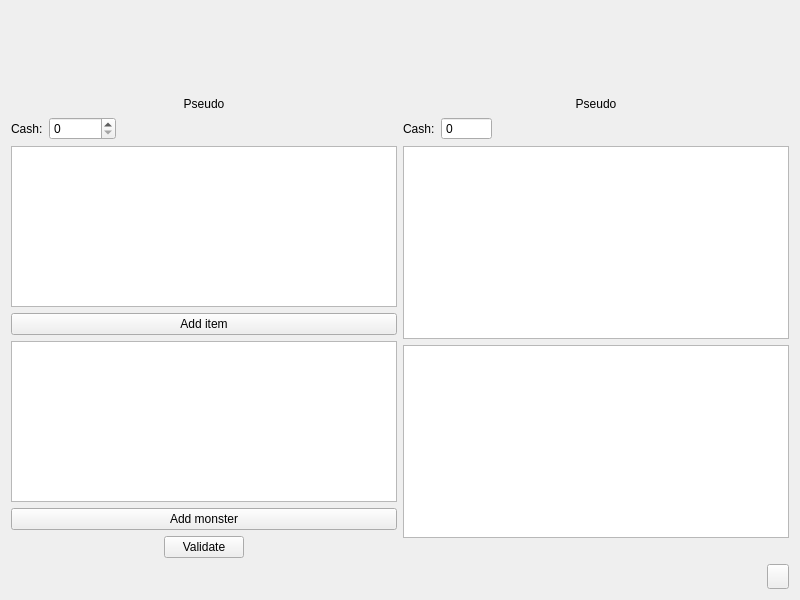
The window that client/base/interface/BaseWindow.ui (alphaonex86/CatchChallenger) describes before a commit, drawn with Qt 5.
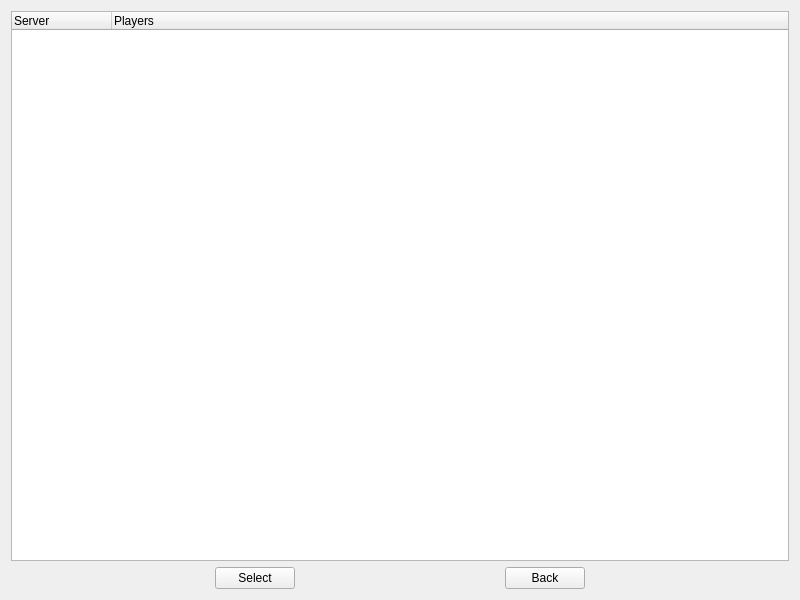
The same window after the commit. Icons and pictures are not drawn.

Commit message: [Change] Do the server selection on client

Diff of the .ui file:
```diff
--- a/client/base/interface/BaseWindow.ui
+++ b/client/base/interface/BaseWindow.ui
@@ -53,7 +53,7 @@
         <string notr="true"/>
        </property>
        <property name="currentIndex">
-        <number>11</number>
+        <number>1</number>
        </property>
        <widget class="QWidget" name="page_init">
         <property name="styleSheet">
@@ -146,6 +146,84 @@
          </item>
         </layout>
        </widget>
+       <widget class="QWidget" name="page_serverList">
+        <property name="styleSheet">
+         <string notr="true">#page_serverList{background-image: url(:/images/background.jpg);}</string>
+        </property>
+        <layout class="QVBoxLayout" name="verticalLayout_36">
+         <item>
+          <widget class="QTreeWidget" name="serverList">
+           <column>
+            <property name="text">
+             <string>Server</string>
+            </property>
+           </column>
+           <column>
+            <property name="text">
+             <string>Players</string>
+            </property>
+           </column>
+          </widget>
+         </item>
+         <item>
+          <layout class="QHBoxLayout" name="horizontalLayout_53">
+           <item>
+            <spacer name="horizontalSpacer_57">
+             <property name="orientation">
+              <enum>Qt::Horizontal</enum>
+             </property>
+             <property name="sizeHint" stdset="0">
+              <size>
+               <width>40</width>
+               <height>20</height>
+              </size>
+             </property>
+            </spacer>
+           </item>
+           <item>
+            <widget class="QPushButton" name="serverListSelect">
+             <property name="text">
+              <string>Select</string>
+             </property>
+            </widget>
+           </item>
+           <item>
+            <spacer name="horizontalSpacer_59">
+             <property name="orientation">
+              <enum>Qt::Horizontal</enum>
+             </property>
+             <property name="sizeHint" stdset="0">
+              <size>
+               <width>40</width>
+               <height>20</height>
+              </size>
+             </property>
+            </spacer>
+           </item>
+           <item>
+            <widget class="QPushButton" name="serverListBack">
+             <property name="text">
+              <string>Back</string>
+             </property>
+            </widget>
+           </item>
+           <item>
+            <spacer name="horizontalSpacer_58">
+             <property name="orientation">
+              <enum>Qt::Horizontal</enum>
+             </property>
+             <property name="sizeHint" stdset="0">
+              <size>
+               <width>40</width>
+               <height>20</height>
+              </size>
+             </property>
+            </spacer>
+           </item>
+          </layout>
+         </item>
+        </layout>
+       </widget>
        <widget class="QWidget" name="page_character">
         <property name="styleSheet">
          <string notr="true">#page_character{background-image: url(:/images/background.jpg);}</string>
```
The commit also changes 18 other files.
